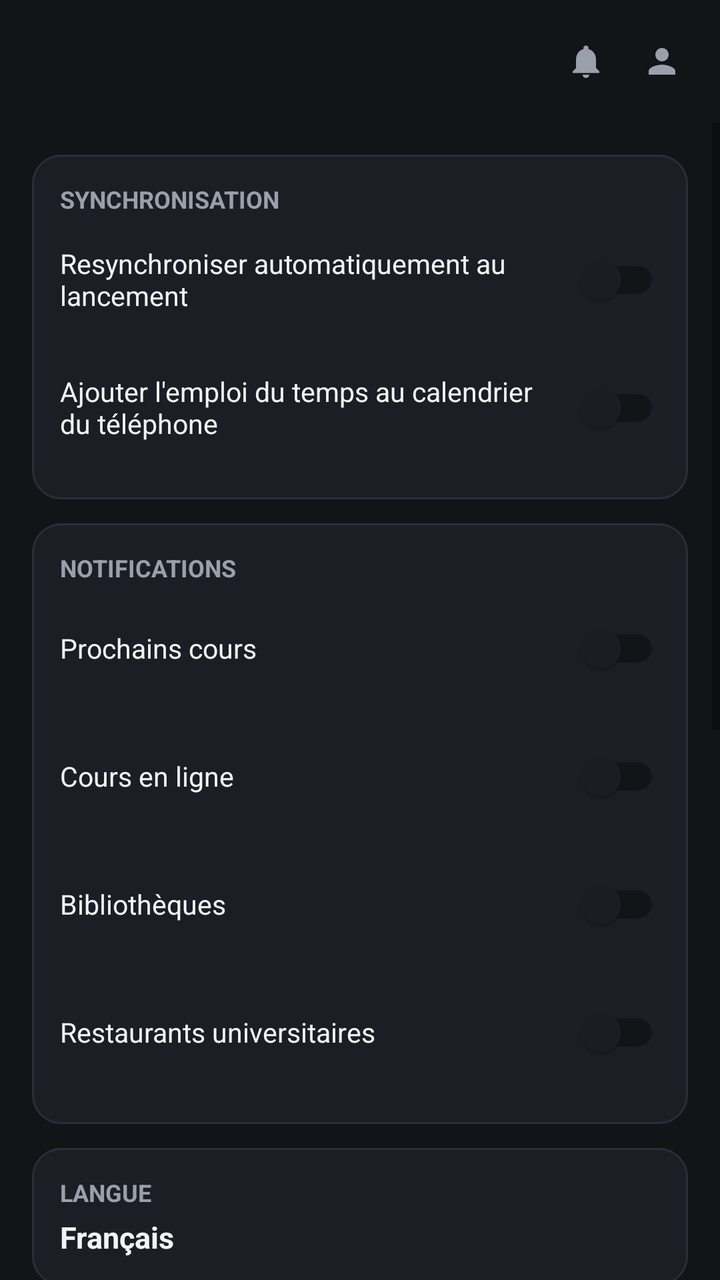
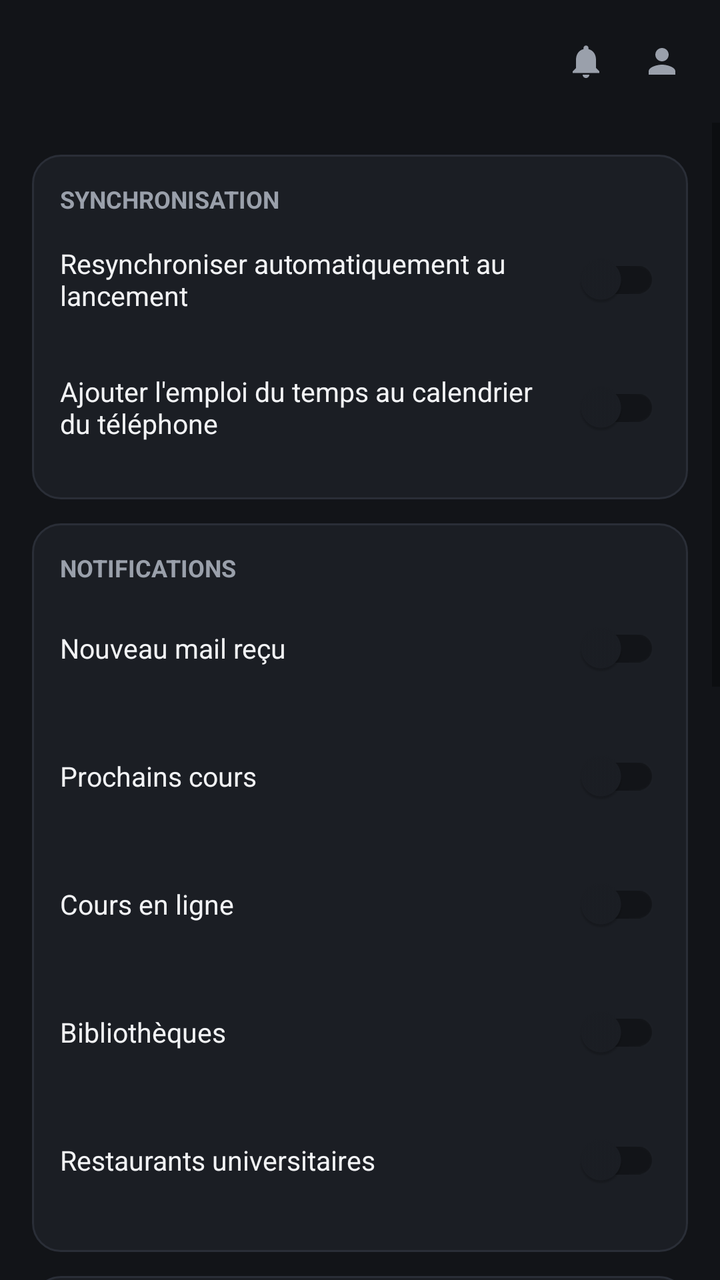

The first picture is an Android layout as it rendered before a commit; the second is the same layout after the commit. The layout source and the unified diff follow.
<!-- AndroidManifest.xml: application theme Theme.EdtUca -->
<!-- res/layout/fragment_preferences.xml -->
<?xml version="1.0" encoding="utf-8"?>
<LinearLayout xmlns:android="http://schemas.android.com/apk/res/android"
    android:layout_width="match_parent"
    android:layout_height="match_parent"
    android:orientation="vertical"
    android:background="@color/bg">

    <include layout="@layout/topbar" />

    <ScrollView
        android:layout_width="match_parent"
        android:layout_height="match_parent">

        <LinearLayout
            android:layout_width="match_parent"
            android:layout_height="wrap_content"
            android:orientation="vertical"
            android:padding="16dp">

            <LinearLayout
                android:layout_width="match_parent"
                android:layout_height="wrap_content"
                android:orientation="vertical"
                android:background="@drawable/bg_card"
                android:padding="14dp"
                android:layout_marginBottom="12dp">
                <TextView android:text="SYNCHRONISATION" android:textColor="@color/text_dim" android:textSize="12sp" android:textStyle="bold" android:layout_width="wrap_content" android:layout_height="wrap_content"/>

                <LinearLayout android:layout_width="match_parent" android:layout_height="wrap_content" android:orientation="horizontal" android:gravity="center_vertical" android:paddingVertical="8dp">
                    <TextView android:layout_width="0dp" android:layout_height="wrap_content" android:layout_weight="1" android:text="Resynchroniser automatiquement au lancement" android:textColor="@color/text" android:textSize="13.5sp" />
                    <com.google.android.material.switchmaterial.SwitchMaterial android:id="@+id/switchSyncAuto" android:layout_width="wrap_content" android:layout_height="wrap_content" />
                </LinearLayout>

                <LinearLayout android:layout_width="match_parent" android:layout_height="wrap_content" android:orientation="horizontal" android:gravity="center_vertical" android:paddingVertical="8dp">
                    <TextView android:layout_width="0dp" android:layout_height="wrap_content" android:layout_weight="1" android:text="Ajouter l'emploi du temps au calendrier du téléphone" android:textColor="@color/text" android:textSize="13.5sp" />
                    <com.google.android.material.switchmaterial.SwitchMaterial android:id="@+id/switchSyncTel" android:layout_width="wrap_content" android:layout_height="wrap_content" />
                </LinearLayout>
            </LinearLayout>

            <LinearLayout
                android:layout_width="match_parent"
                android:layout_height="wrap_content"
                android:orientation="vertical"
                android:background="@drawable/bg_card"
                android:padding="14dp"
                android:layout_marginBottom="12dp">
                <TextView android:text="NOTIFICATIONS" android:textColor="@color/text_dim" android:textSize="12sp" android:textStyle="bold" android:layout_width="wrap_content" android:layout_height="wrap_content"/>

                <LinearLayout android:layout_width="match_parent" android:layout_height="wrap_content" android:orientation="horizontal" android:gravity="center_vertical" android:paddingVertical="8dp">
                    <TextView android:layout_width="0dp" android:layout_height="wrap_content" android:layout_weight="1" android:text="Prochains cours" android:textColor="@color/text" android:textSize="13.5sp" />
                    <com.google.android.material.switchmaterial.SwitchMaterial android:id="@+id/switchCours" android:layout_width="wrap_content" android:layout_height="wrap_content" />
                </LinearLayout>
                <LinearLayout android:layout_width="match_parent" android:layout_height="wrap_content" android:orientation="horizontal" android:gravity="center_vertical" android:paddingVertical="8dp">
                    <TextView android:layout_width="0dp" android:layout_height="wrap_content" android:layout_weight="1" android:text="Cours en ligne" android:textColor="@color/text" android:textSize="13.5sp" />
                    <com.google.android.material.switchmaterial.SwitchMaterial android:id="@+id/switchCoursLigne" android:layout_width="wrap_content" android:layout_height="wrap_content" />
                </LinearLayout>
                <LinearLayout android:layout_width="match_parent" android:layout_height="wrap_content" android:orientation="horizontal" android:gravity="center_vertical" android:paddingVertical="8dp">
                    <TextView android:layout_width="0dp" android:layout_height="wrap_content" android:layout_weight="1" android:text="Bibliothèques" android:textColor="@color/text" android:textSize="13.5sp" />
                    <com.google.android.material.switchmaterial.SwitchMaterial android:id="@+id/switchBiblio" android:layout_width="wrap_content" android:layout_height="wrap_content" />
                </LinearLayout>
                <LinearLayout android:layout_width="match_parent" android:layout_height="wrap_content" android:orientation="horizontal" android:gravity="center_vertical" android:paddingVertical="8dp">
                    <TextView android:layout_width="0dp" android:layout_height="wrap_content" android:layout_weight="1" android:text="Restaurants universitaires" android:textColor="@color/text" android:textSize="13.5sp" />
                    <com.google.android.material.switchmaterial.SwitchMaterial android:id="@+id/switchResto" android:layout_width="wrap_content" android:layout_height="wrap_content" />
                </LinearLayout>
            </LinearLayout>

            <LinearLayout
                android:layout_width="match_parent"
                android:layout_height="wrap_content"
                android:orientation="vertical"
                android:background="@drawable/bg_card"
                android:padding="14dp"
                android:layout_marginBottom="12dp">
                <TextView android:text="LANGUE" android:textColor="@color/text_dim" android:textSize="12sp" android:textStyle="bold" android:layout_width="wrap_content" android:layout_height="wrap_content"/>
                <TextView android:text="Français" android:textColor="@color/text" android:textSize="15sp" android:textStyle="bold" android:layout_marginTop="4dp" android:layout_width="wrap_content" android:layout_height="wrap_content"/>
            </LinearLayout>

            <LinearLayout
                android:layout_width="match_parent"
                android:layout_height="wrap_content"
                android:orientation="vertical"
                android:background="@drawable/bg_card"
                android:padding="14dp">
                <TextView android:text="COMPTE" android:textColor="@color/text_dim" android:textSize="12sp" android:textStyle="bold" android:layout_width="wrap_content" android:layout_height="wrap_content"/>
                <Button
                    android:id="@+id/btnLogout"
                    android:layout_width="wrap_content"
                    android:layout_height="wrap_content"
                    android:layout_marginTop="10dp"
                    android:background="@drawable/bg_btn_logout"
                    android:text="Se déconnecter de My UCA"
                    android:textAllCaps="false"
                    android:textColor="#ef4444"
                    android:textSize="12.5sp"
                    android:textStyle="bold"
                    android:paddingHorizontal="16dp"
                    android:paddingVertical="8dp"
                    android:minWidth="0dp"
                    android:minHeight="0dp" />
            </LinearLayout>

            <LinearLayout
                android:layout_width="match_parent"
                android:layout_height="wrap_content"
                android:layout_marginBottom="12dp"
                android:orientation="vertical"
                android:background="@drawable/bg_card"
                android:padding="14dp">
                <TextView android:text="DESIGN DE L'APPLICATION" android:textColor="@color/text_dim" android:textSize="12sp" android:textStyle="bold" android:layout_width="wrap_content" android:layout_height="wrap_content"/>
                <Button
                    android:id="@+id/btnDesign"
                    android:layout_width="match_parent"
                    android:layout_height="40dp"
                    android:layout_marginTop="8dp"
                    android:layout_marginBottom="14dp"
                    android:text="Design"
                    android:textColor="@color/on_accent"
                    android:background="@drawable/bg_cta"
                    android:textSize="12sp"
                    android:textStyle="bold" />
                <TextView android:text="MISES À JOUR GITHUB" android:textColor="@color/text_dim" android:textSize="12sp" android:textStyle="bold" android:layout_width="wrap_content" android:layout_height="wrap_content"/>
                <TextView
                    android:text="Synchronisation automatique avec la branche main du dépôt officiel GitHub. Bloque l'application dès qu'une nouvelle version est détectée."
                    android:textColor="@color/text"
                    android:textSize="12.5sp"
                    android:layout_marginTop="6dp"
                    android:layout_width="match_parent"
                    android:layout_height="wrap_content"/>

                <LinearLayout
                    android:layout_width="match_parent"
                    android:layout_height="wrap_content"
                    android:layout_marginTop="10dp"
                    android:orientation="horizontal">

                    <Button
                        android:id="@+id/btnCheckGithubUpdate"
                        android:layout_width="0dp"
                        android:layout_height="40dp"
                        android:layout_weight="1"
                        android:text="Vérifier sur GitHub"
                        android:textColor="@color/on_accent"
                        android:background="@drawable/bg_cta"
                        android:textSize="12sp"
                        android:textStyle="bold" />

                    <Button
                        android:id="@+id/btnTestBlockingUpdate"
                        android:layout_width="0dp"
                        android:layout_height="40dp"
                        android:layout_weight="1"
                        android:layout_marginStart="8dp"
                        android:text="Tester le blocage"
                        android:textColor="@color/danger"
                        android:background="@drawable/bg_btn_logout"
                        android:textSize="12sp"
                        android:textStyle="bold" />
                </LinearLayout>

                <TextView
                    android:id="@+id/txtGithubUpdateStatus"
                    android:layout_width="match_parent"
                    android:layout_height="wrap_content"
                    android:layout_marginTop="6dp"
                    android:text="Statut : Branche main surveillée (v1.1.0)"
                    android:textColor="@color/text_dim"
                    android:textSize="11.5sp" />
            </LinearLayout>

            <LinearLayout
                android:layout_width="match_parent"
                android:layout_height="wrap_content"
                android:orientation="vertical"
                android:background="@drawable/bg_card"
                android:padding="14dp">
                <TextView android:text="À PROPOS" android:textColor="@color/text_dim" android:textSize="12sp" android:textStyle="bold" android:layout_width="wrap_content" android:layout_height="wrap_content"/>
                <TextView
                    android:text="Application non officielle, non affiliée à l'Université Clermont Auvergne. Tes données (emploi du temps, notes, absences, préférences) restent uniquement sur cet appareil : aucun serveur, aucune collecte."
                    android:textColor="@color/text"
                    android:textSize="12.5sp"
                    android:layout_marginTop="6dp"
                    android:layout_width="match_parent"
                    android:layout_height="wrap_content"/>
                <TextView
                    android:id="@+id/aboutVersion"
                    android:text="Version —"
                    android:textColor="@color/text_dim"
                    android:textSize="11sp"
                    android:layout_marginTop="8dp"
                    android:layout_width="wrap_content"
                    android:layout_height="wrap_content"/>
            </LinearLayout>

        </LinearLayout>
    </ScrollView>
</LinearLayout>
<!-- res/layout/topbar.xml (included above) -->
<?xml version="1.0" encoding="utf-8"?>
<LinearLayout xmlns:android="http://schemas.android.com/apk/res/android"
    android:layout_width="match_parent"
    android:layout_height="wrap_content"
    android:orientation="horizontal"
    android:gravity="center_vertical"
    android:background="@color/bg"
    android:padding="16dp">

    <ImageButton
        android:id="@+id/backBtn"
        android:layout_width="28dp"
        android:layout_height="28dp"
        android:layout_marginEnd="6dp"
        android:background="?attr/selectableItemBackgroundBorderless"
        android:contentDescription="Retour"
        android:src="@drawable/ic_back"
        android:visibility="gone" />

    <TextView
        android:id="@+id/topbarTitle"
        android:layout_width="0dp"
        android:layout_height="wrap_content"
        android:layout_weight="1"
        android:textColor="@color/text"
        android:textSize="22sp"
        android:textStyle="bold" />

    <ImageView
        android:id="@+id/topbarBell"
        android:layout_width="26dp"
        android:layout_height="26dp"
        android:layout_marginEnd="12dp"
        android:padding="3dp"
        android:clickable="true"
        android:focusable="true"
        android:background="?attr/selectableItemBackgroundBorderless"
        android:src="@drawable/ic_bell"
        android:contentDescription="Notifications" />

    <ImageView
        android:id="@+id/topbarPerson"
        android:layout_width="26dp"
        android:layout_height="26dp"
        android:padding="3dp"
        android:clickable="true"
        android:focusable="true"
        android:background="?attr/selectableItemBackgroundBorderless"
        android:src="@drawable/ic_person"
        android:contentDescription="Profil" />

</LinearLayout>
<!-- resources referenced by this layout -->
<resources>
  <color name="bg">#121418</color>
  <color name="danger">#FF6B6B</color>
  <color name="on_accent">#05211F</color>
  <color name="text">#F2F3F5</color>
  <color name="text_dim">#9AA0AB</color>
  <!-- drawable bg_btn_logout (drawable) -->
  <?xml version="1.0" encoding="utf-8"?>
  <shape xmlns:android="http://schemas.android.com/apk/res/android"
      android:shape="rectangle">
      <corners android:radius="12dp" />
      <solid android:color="#261a1a" />
      <stroke android:width="1dp" android:color="#7f1d1d" />
  </shape>
  <!-- drawable bg_card (drawable) -->
  <?xml version="1.0" encoding="utf-8"?>
  <shape xmlns:android="http://schemas.android.com/apk/res/android">
      <solid android:color="@color/surface" />
      <stroke android:width="1dp" android:color="@color/border" />
      <corners android:radius="14dp" />
  </shape>
  <!-- drawable bg_cta (drawable) -->
  <?xml version="1.0" encoding="utf-8"?>
  <shape xmlns:android="http://schemas.android.com/apk/res/android">
      <solid android:color="@color/accent" />
      <corners android:radius="8dp" />
  </shape>
  <!-- drawable ic_back (drawable) -->
  <?xml version="1.0" encoding="utf-8"?>
  <vector xmlns:android="http://schemas.android.com/apk/res/android"
      android:width="24dp" android:height="24dp"
      android:viewportWidth="24" android:viewportHeight="24">
      <path
          android:fillColor="@color/accent"
          android:pathData="M20,11v2L8,13l5.5,5.5l-1.42,1.42L4.16,12l7.92,-7.92L13.5,5.5L8,11z" />
  </vector>
  <!-- drawable ic_bell (drawable) -->
  <?xml version="1.0" encoding="utf-8"?>
  <vector xmlns:android="http://schemas.android.com/apk/res/android"
      android:width="24dp" android:height="24dp"
      android:viewportWidth="24" android:viewportHeight="24">
      <path
          android:fillColor="@color/text_dim"
          android:pathData="M12,22c1.1,0 2,-0.9 2,-2h-4c0,1.1 0.89,2 2,2zM18,16v-5c0,-3.07 -1.64,-5.64 -4.5,-6.32L13.5,4c0,-0.83 -0.67,-1.5 -1.5,-1.5s-1.5,0.67 -1.5,1.5v0.68C7.63,5.36 6,7.92 6,11v5l-2,2v1h16v-1l-2,-2z" />
  </vector>
  <!-- drawable ic_person (drawable) -->
  <?xml version="1.0" encoding="utf-8"?>
  <vector xmlns:android="http://schemas.android.com/apk/res/android"
      android:width="24dp" android:height="24dp"
      android:viewportWidth="24" android:viewportHeight="24">
      <path
          android:fillColor="@color/text_dim"
          android:pathData="M12,12c2.21,0 4,-1.79 4,-4s-1.79,-4 -4,-4s-4,1.79 -4,4s1.79,4 4,4zM12,14c-2.67,0 -8,1.34 -8,4v2h16v-2c0,-2.66 -5.33,-4 -8,-4z" />
  </vector>
  <style name="Theme.EdtUca" parent="Theme.MaterialComponents.DayNight.NoActionBar">
          <item name="colorPrimary">@color/accent</item>
          <item name="colorPrimaryVariant">@color/accent2</item>
          <item name="colorOnPrimary">@color/on_accent</item>
          <item name="colorSurface">@color/surface</item>
          <item name="android:windowBackground">@color/bg</item>
          <item name="android:statusBarColor">@color/bg</item>
          <item name="android:navigationBarColor">@color/surface</item>
          <item name="android:windowLightStatusBar">true</item>
      </style>
  <color name="surface">#1B1E24</color>
  <color name="border">#2A2E37</color>
  <color name="accent">#18B7B0</color>
  <color name="accent2">#2FD6CD</color>
</resources>

<!-- the commit's change to res/layout/fragment_preferences.xml (unified diff, before → after) -->
@@ -46,6 +46,10 @@
                 android:layout_marginBottom="12dp">
                 <TextView android:text="NOTIFICATIONS" android:textColor="@color/text_dim" android:textSize="12sp" android:textStyle="bold" android:layout_width="wrap_content" android:layout_height="wrap_content"/>
 
+                <LinearLayout android:layout_width="match_parent" android:layout_height="wrap_content" android:orientation="horizontal" android:gravity="center_vertical" android:paddingVertical="8dp">
+                    <TextView android:layout_width="0dp" android:layout_height="wrap_content" android:layout_weight="1" android:text="Nouveau mail reçu" android:textColor="@color/text" android:textSize="13.5sp" />
+                    <com.google.android.material.switchmaterial.SwitchMaterial android:id="@+id/switchMail" android:layout_width="wrap_content" android:layout_height="wrap_content" />
+                </LinearLayout>
                 <LinearLayout android:layout_width="match_parent" android:layout_height="wrap_content" android:orientation="horizontal" android:gravity="center_vertical" android:paddingVertical="8dp">
                     <TextView android:layout_width="0dp" android:layout_height="wrap_content" android:layout_weight="1" android:text="Prochains cours" android:textColor="@color/text" android:textSize="13.5sp" />
                     <com.google.android.material.switchmaterial.SwitchMaterial android:id="@+id/switchCours" android:layout_width="wrap_content" android:layout_height="wrap_content" />
@@ -110,7 +114,7 @@
                 <Button
                     android:id="@+id/btnDesign"
                     android:layout_width="match_parent"
-                    android:layout_height="40dp"
+                    android:layout_height="48dp"
                     android:layout_marginTop="8dp"
                     android:layout_marginBottom="14dp"
                     android:text="Design"
@@ -120,7 +124,7 @@
                     android:textStyle="bold" />
                 <TextView android:text="MISES À JOUR GITHUB" android:textColor="@color/text_dim" android:textSize="12sp" android:textStyle="bold" android:layout_width="wrap_content" android:layout_height="wrap_content"/>
                 <TextView
-                    android:text="Synchronisation automatique avec la branche main du dépôt officiel GitHub. Bloque l'application dès qu'une nouvelle version est détectée."
+                    android:text="Les nouvelles versions de l'interface s'installent seules depuis GitHub. Un nouvel APK complet est proposé à l'ouverture quand il y en a un."
                     android:textColor="@color/text"
                     android:textSize="12.5sp"
                     android:layout_marginTop="6dp"
@@ -138,7 +142,7 @@
                         android:layout_width="0dp"
                         android:layout_height="40dp"
                         android:layout_weight="1"
-                        android:text="Vérifier sur GitHub"
+                        android:text="Vérifier"
                         android:textColor="@color/on_accent"
                         android:background="@drawable/bg_cta"
                         android:textSize="12sp"
@@ -162,7 +166,7 @@
                     android:layout_width="match_parent"
                     android:layout_height="wrap_content"
                     android:layout_marginTop="6dp"
-                    android:text="Statut : Branche main surveillée (v1.1.0)"
+                    android:text="Les mises à jour sont vérifiées sur GitHub toutes les 15 minutes."
                     android:textColor="@color/text_dim"
                     android:textSize="11.5sp" />
             </LinearLayout>
